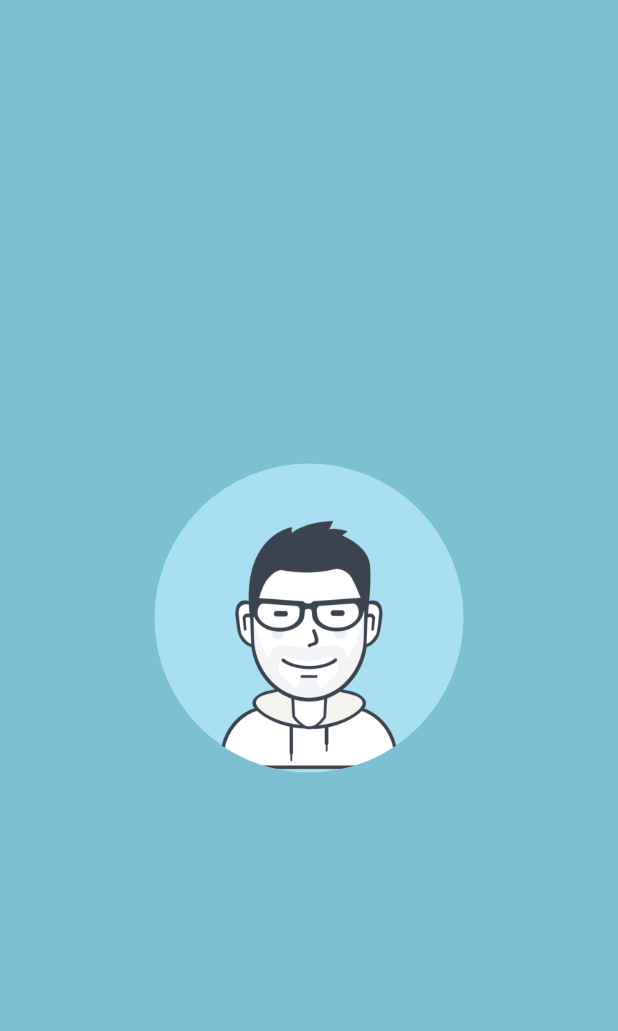
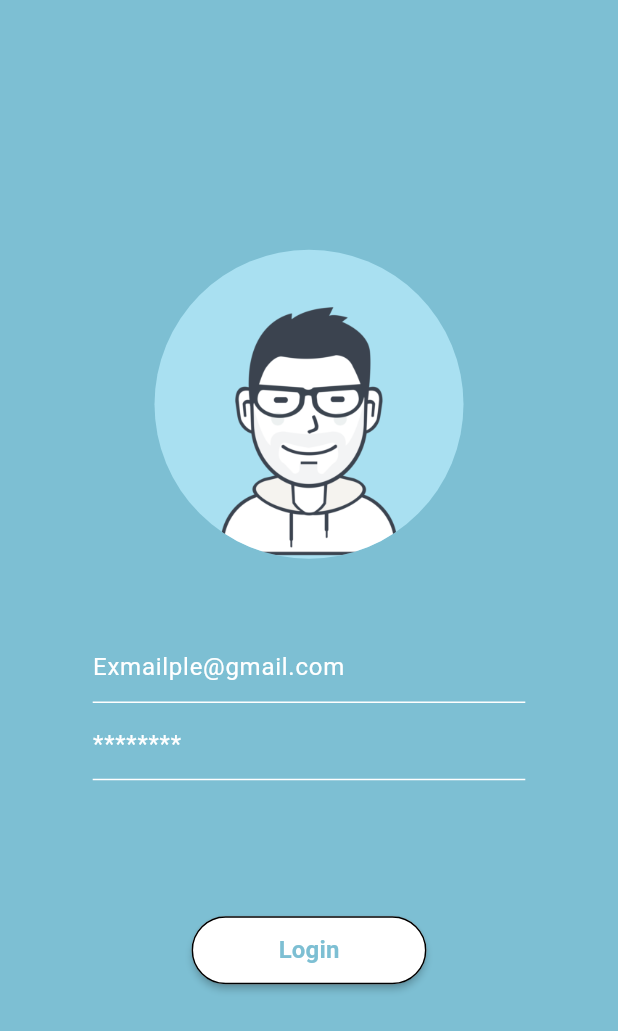
Before and after one commit to Abdulkader-Safi/Authify, a Flutter app: the screen it shows after launch, on a phone screen of 412 x 824 dp. Shown: the top 1031 px of the screen. Run offline on Flutter 3.47's test engine with Material 2 defaults, Android fonts, the phone set to English and light mode, and no system bars.

Commit message:
UI is Done

```diff
--- a/lib/pages/login_page.dart
+++ b/lib/pages/login_page.dart
@@ -18,20 +18,33 @@ class LoginPage extends StatelessWidget {
       backgroundColor: _primaryColor,
       body: Align(
         alignment: Alignment.center,
+        child: Container(
+          width: _deviceWidth,
+          height: _deviceHeight * 0.6,
           child: Column(
             mainAxisAlignment: MainAxisAlignment.spaceAround,
             mainAxisSize: MainAxisSize.max,
             crossAxisAlignment: CrossAxisAlignment.center,
             children: [
               _avatarWidget(),
+              SizedBox(
+                height: _deviceHeight * 0.05,
+              ),
+              _emailTextField(),
+              _passwordTextField(),
+              SizedBox(
+                height: _deviceHeight * 0.1,
+              ),
+              _loginButton(),
             ],
+          ),
         ),
       ),
     );
   }
 
   Widget _avatarWidget() {
-    double? circleD = _deviceHeight * 0.25;
+    double circleD = _deviceHeight * 0.25;
     return Container(
       height: circleD,
       width: circleD,
@@ -44,4 +57,75 @@ class LoginPage extends StatelessWidget {
       ),
     );
   }
+
+  Widget _emailTextField() {
+    return Container(
+      width: _deviceWidth * 0.70,
+      child: const TextField(
+        cursorColor: Colors.white,
+        autocorrect: false,
+        style: TextStyle(
+          color: Colors.white,
+        ),
+        decoration: InputDecoration(
+          hintText: 'Exmailple@gmail.com',
+          hintStyle: TextStyle(
+            color: Colors.white,
+          ),
+          enabledBorder: UnderlineInputBorder(
+            borderSide: BorderSide(color: Colors.white),
+          ),
+          focusedBorder: UnderlineInputBorder(
+            borderSide: BorderSide(color: Colors.white),
+          ),
+        ),
+      ),
+    );
   }
+
+  Widget _passwordTextField() {
+    return Container(
+      width: _deviceWidth * 0.70,
+      child: const TextField(
+        obscureText: true,
+        cursorColor: Colors.white,
+        autocorrect: false,
+        style: TextStyle(
+          color: Colors.white,
+        ),
+        decoration: InputDecoration(
+          hintText: '********',
+          hintStyle: TextStyle(
+            color: Colors.white,
+          ),
+          enabledBorder: UnderlineInputBorder(
+            borderSide: BorderSide(color: Colors.white),
+          ),
+          focusedBorder: UnderlineInputBorder(
+            borderSide: BorderSide(color: Colors.white),
+          ),
+        ),
+      ),
+    );
+  }
+
+  Widget _loginButton() {
+    return MaterialButton(
+      minWidth: _deviceWidth * 0.38,
+      height: _deviceHeight * 0.055,
+      color: Colors.white,
+      onPressed: () {},
+      shape: RoundedRectangleBorder(
+          borderRadius: BorderRadius.circular(25),
+          side: const BorderSide(color: Colors.black)),
+      child: const Text(
+        "Login",
+        style: TextStyle(
+          fontSize: 16,
+          color: _primaryColor,
+          fontWeight: FontWeight.bold,
+        ),
+      ),
+    );
+  }
+}
```
Lines whose indentation alone changed are shown as unchanged.
